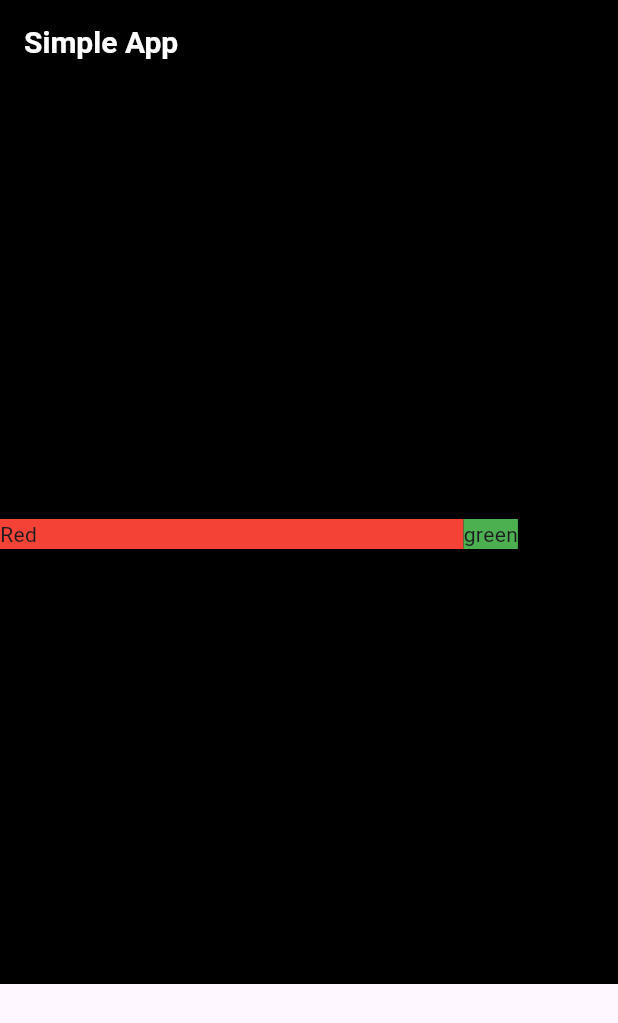
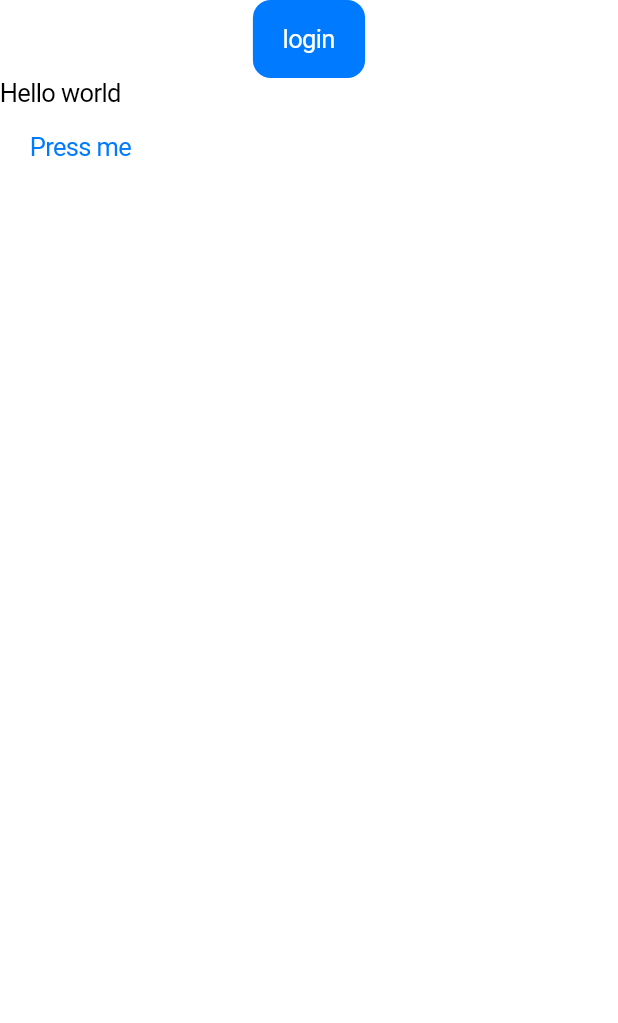
Before and after one commit to Emekaony/Flutter_Refresher, a Flutter app: the screen it shows after launch, on a phone screen of 412 x 824 dp. Shown: the top 1023 px of the screen. Run offline on Flutter 3.47's test engine with Material 3 defaults, Android fonts, the phone set to English and light mode, and no system bars.

Commit message:
Playing around with cupertino widgets

```diff
--- a/lib/main.dart
+++ b/lib/main.dart
@@ -1,9 +1,10 @@
 import 'package:flutter/material.dart';
+import 'package:simple_app/pages/cupertino_page.dart';
 
 // import "package:simple_app/components/simple_box.dart";
 
 void main() {
-  runApp(const MyApp());
+  runApp(const CupertinoPage());
 }
 
 class MyApp extends StatelessWidget {
--- /dev/null
+++ b/lib/pages/cupertino_page.dart
@@ -0,0 +1,38 @@
+import 'package:flutter/cupertino.dart';
+import 'package:flutter/foundation.dart';
+
+class CupertinoPage extends StatelessWidget {
+  const CupertinoPage({super.key});
+
+  @override
+  Widget build(BuildContext context) {
+    return CupertinoApp(
+      home: CupertinoPageScaffold(
+        child: SafeArea(
+          child: SizedBox(
+            child: Column(
+              crossAxisAlignment: CrossAxisAlignment.start,
+              children: [
+                Center(
+                  child: CupertinoButton.filled(
+                    onPressed: () {},
+                    child: Text("login"),
+                  ),
+                ),
+                Text("Hello world"),
+                CupertinoButton(
+                  onPressed: () {
+                    if (kDebugMode) {
+                      print("Pressed ios button");
+                    }
+                  },
+                  child: Text("Press me"),
+                ),
+              ],
+            ),
+          ),
+        ),
+      ),
+    );
+  }
+}
```
